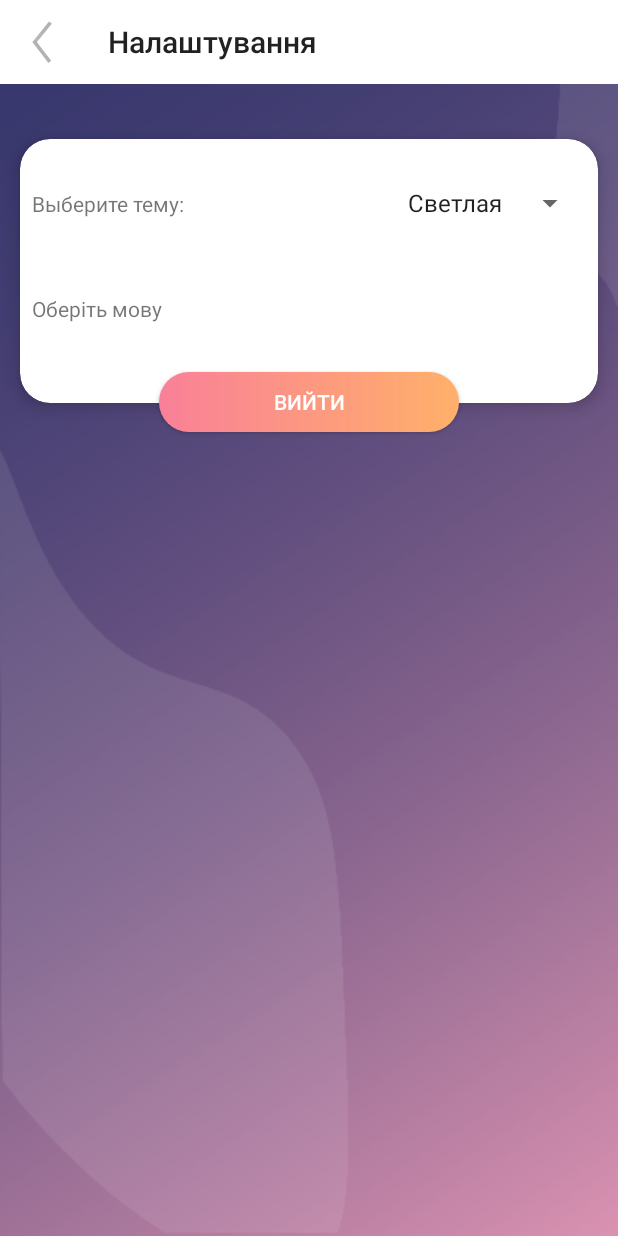
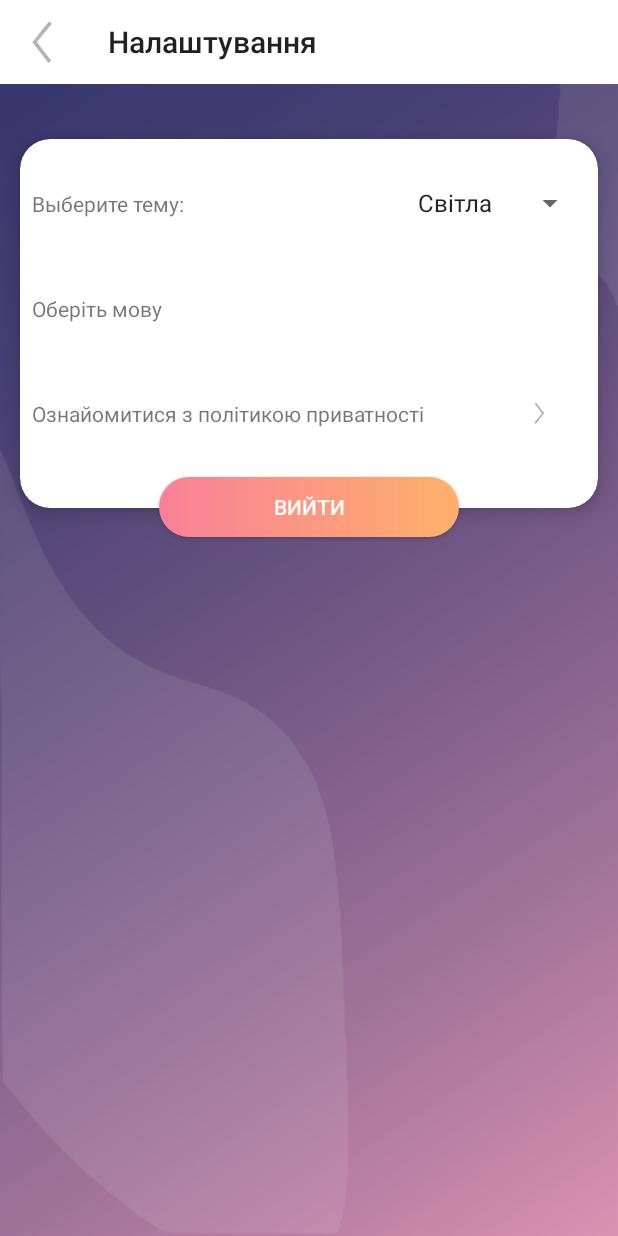
Before and after one commit to shevchenkona19/dust_it, an Android app: the SettingsActivity screen opened directly, with no data from a screen before it, on a phone screen of 412 x 824 dp. Run offline under Robolectric (Android 15) with nearby library versions, the phone set to English and light mode, and no system bars; our stand-ins replace ButterKnife, Picasso; libraries missing offline, so code that uses them is left out: com.facebook.drawee, rx.subscriptions; pictures from the network do not load; 6 statements that could not run were skipped.

Commit message:
policy added

```diff
--- a/app/src/main/res/layout/activity_settings.xml
+++ b/app/src/main/res/layout/activity_settings.xml
@@ -12,6 +12,7 @@
 
     <android.support.v7.widget.Toolbar
         android:id="@+id/tbSettingsToolbar"
+
         android:layout_width="match_parent"
         android:layout_height="?attr/actionBarSize"
         android:background="?attr/colorPrimary"
@@ -112,6 +113,35 @@
 
 
                     </RelativeLayout>
+
+                    <RelativeLayout
+                        android:id="@+id/rlSettingsPrivacy"
+                        android:layout_width="match_parent"
+                        android:layout_height="70dp"
+                        app:layout_constraintEnd_toEndOf="parent"
+                        app:layout_constraintStart_toStartOf="parent"
+                        app:layout_constraintTop_toBottomOf="@+id/relativeLayout">
+
+                        <TextView
+                            android:id="@+id/tvSettingPrivacyLabel"
+                            android:layout_width="wrap_content"
+                            android:layout_height="wrap_content"
+                            android:layout_centerVertical="true"
+                            android:text="@string/view_policy"
+                            tools:ignore="RelativeOverlap" />
+
+                        <ImageView
+                            android:id="@+id/ivSettingsPrivacyArrow"
+                            android:layout_width="30dp"
+                            app:srcCompat="@drawable/ic_arrow_right_simple"
+                            android:layout_height="30dp"
+                            android:layout_alignParentEnd="true"
+                            android:layout_centerVertical="true"
+                            android:layout_marginEnd="16dp"
+                            android:contentDescription="@string/view_policy" />
+
+
+                    </RelativeLayout>
                 </LinearLayout>
             </android.support.v7.widget.CardView>
         </FrameLayout>
--- a/app/src/main/res/values/strings.xml
+++ b/app/src/main/res/values/strings.xml
@@ -50,8 +50,8 @@
     <string name="cant_load_feed">Сталася помилка при завантаженні мемів :(</string>
     <string name="retry_load_feed">Завантажити ще раз</string>
     <string name="applied">Застосовано</string>
-    <string name="empty_set_comments">Тут пока что нет ни одного комментария, а значит ты можешь быть первонахом!</string>
-    <string name="theme_light">Светлая</string>
+    <string name="empty_set_comments">Тут поки що немає жодного коментара, а це означає, що ти можеш бути першим!</string>
+    <string name="theme_light">Світла</string>
     <string name="theme_default">Стандартная</string>
     <string name="theme_dark">Тёмная</string>
     <string name="account_settings">Налаштування акаунта</string>
@@ -75,9 +75,6 @@
     <string name="share_image">Поделиться мемом:</string>
     <string name="cancel">Отмена</string>
     <string name="added_to_favourites">Мем добавлен в избранное</string>
-
-    <!-- TODO: Remove or change this placeholder text -->
-    <string name="hello_blank_fragment">Hello blank fragment</string>
     <string name="correct_this">Исправить это</string>
     <string name="empty_categories_feed">У вас не отмечено ни одной ктегории. Мы не можем ничего показать. лол</string>
     <string name="email_not_unique">Ваш email уже зарегестрирован</string>
@@ -90,4 +87,5 @@
     <string name="not_registred_error">Такого пользователя нет</string>
     <string name="goto_hot">Перейти к горячему</string>
     <string name="feed_memes_ended">Пока что, мемы для тебя закончились :(   Можешь пока посмотреть самый лайкаемые мемы :)</string>
+    <string name="view_policy">Ознайомитися з політикою приватності</string>
 </resources>
```
Also changed, not shown: 2 other files.
